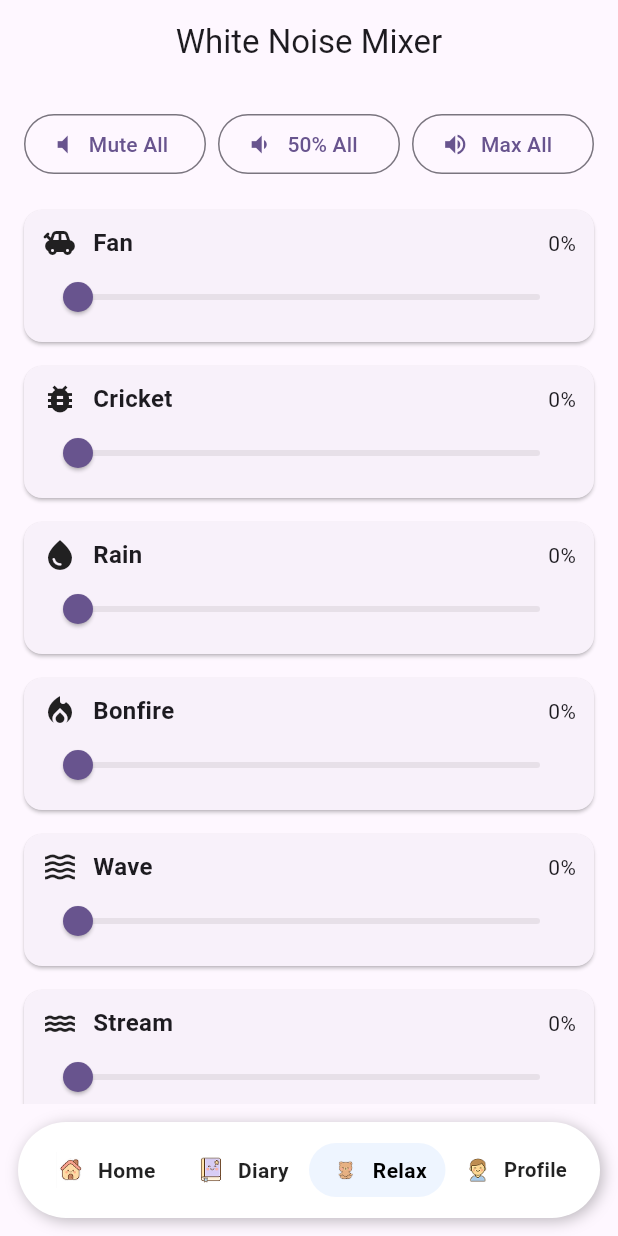
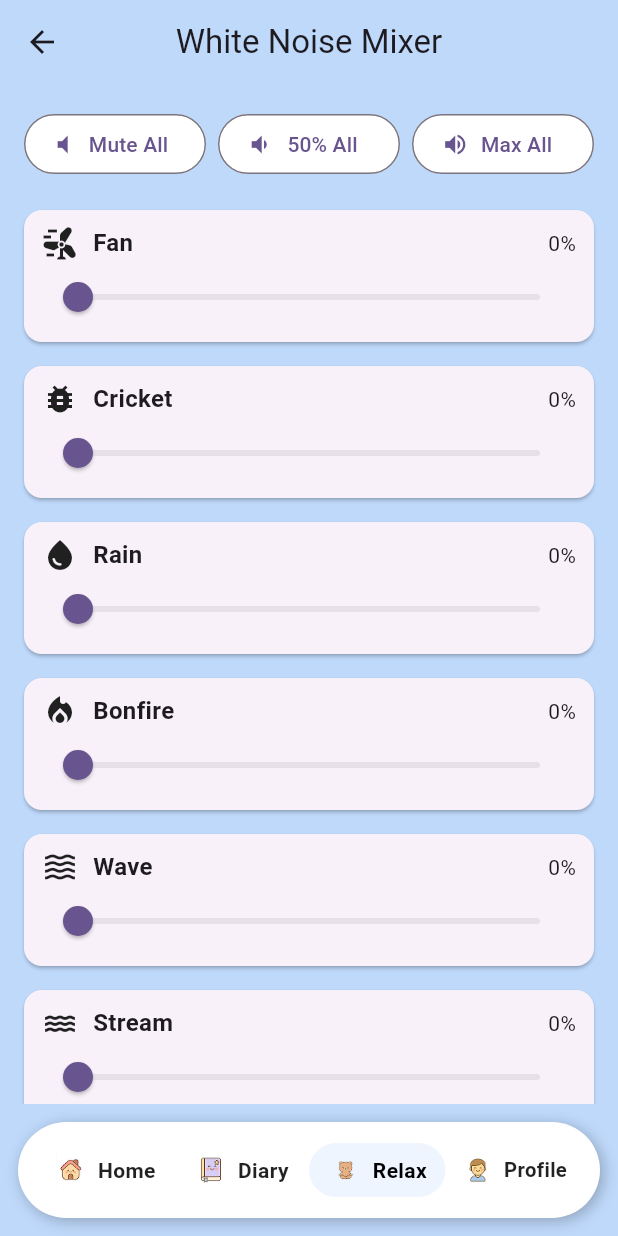
Before and after one commit to Kest-3r/cincailah, a Flutter app: the WhiteNoisePage screen opened directly, on a phone screen of 412 x 824 dp. Run offline on Flutter 3.47's test engine with Material 3 defaults, Android fonts, the phone set to English and light mode, and no system bars; our stand-ins replace cloud_firestore, firebase_auth, firebase_core, fl_chart, image_picker, just_audio and 1 more; missing offline and left inert: audio_session; accounts and stored records are empty; statements that could not run were skipped.

Commit message:
Update relax page, Added White noise mixer and update profile page

```diff
--- a/lib/pages/white_noise.dart
+++ b/lib/pages/white_noise.dart
@@ -1,7 +1,8 @@
-// lib/pages/white_noise.dart
 import 'package:flutter/material.dart';
 import 'package:shared_preferences/shared_preferences.dart';
+import 'package:just_audio/just_audio.dart';
 import '../widgets/nav.dart';
+import 'package:audio_session/audio_session.dart';
 
 class WhiteNoisePage extends StatefulWidget {
   const WhiteNoisePage({super.key});
@@ -13,37 +14,83 @@ class _NoiseItem {
   final String keyName;
   final String label;
   final IconData icon;
+  final String assetPath; // asset path for the audio
   double volume; // 0.0..1.0
-  _NoiseItem(this.keyName, this.label, this.icon, this.volume);
+  _NoiseItem(this.keyName, this.label, this.icon, this.assetPath, this.volume);
 }
 
 class _WhiteNoisePageState extends State<WhiteNoisePage> {
   final List<_NoiseItem> _items = [
-    _NoiseItem('noise_fan', 'Fan', Icons.toys, 0.0),
-    _NoiseItem('noise_cricket', 'Cricket', Icons.bug_report, 0.0),
-    _NoiseItem('noise_rain', 'Rain', Icons.water_drop, 0.0),
-    _NoiseItem('noise_bonfire', 'Bonfire', Icons.local_fire_department, 0.0),
-    _NoiseItem('noise_wave', 'Wave', Icons.waves, 0.0),
-    _NoiseItem('noise_stream', 'Stream', Icons.water, 0.0),
-    _NoiseItem('noise_bird', 'Bird', Icons.emoji_nature, 0.0),
-    _NoiseItem('noise_train', 'Train', Icons.train, 0.0),
+    _NoiseItem('noise_fan', 'Fan', Icons.wind_power, 'audio/fan.ogg', 0.0),
+    _NoiseItem(
+      'noise_cricket',
+      'Cricket',
+      Icons.bug_report,
+      'audio/cricket.ogg',
+      0.0,
+    ),
+    _NoiseItem('noise_rain', 'Rain', Icons.water_drop, 'audio/rain.ogg', 0.0),
+    _NoiseItem(
+      'noise_bonfire',
+      'Bonfire',
+      Icons.local_fire_department,
+      'audio/bonfire.ogg',
+      0.0,
+    ),
+    _NoiseItem('noise_wave', 'Wave', Icons.waves, 'audio/wave.ogg', 0.0),
+    _NoiseItem('noise_stream', 'Stream', Icons.water, 'audio/stream.ogg', 0.0),
+    _NoiseItem('noise_bird', 'Bird', Icons.emoji_nature, 'audio/bird.ogg', 0.0),
+    _NoiseItem('noise_train', 'Train', Icons.train, 'audio/train.ogg', 0.0),
   ];
 
+  final Map<String, AudioPlayer> _players = {};
+  final Map<String, String?> _errors = {}; // per-track error messages (if any)
   bool _loading = true;
 
   @override
   void initState() {
     super.initState();
-    _loadVolumes();
+    _init();
   }
 
-  Future<void> _loadVolumes() async {
+  Future<void> _init() async {
+    try {
+      // Make sure we have audio focus (prevents silent playback on some devices)
+      final session = await AudioSession.instance;
+      await session.configure(const AudioSessionConfiguration.music());
+
+      // Load saved volumes
       final sp = await SharedPreferences.getInstance();
       for (final it in _items) {
         it.volume = sp.getDouble(it.keyName) ?? 0.0;
       }
-    if (!mounted) return;
-    setState(() => _loading = false);
+
+      // Prepare each player
+      for (final it in _items) {
+        final p = AudioPlayer();
+        _players[it.keyName] = p;
+
+        try {
+          // Load the asset (OGG), then loop the single track forever
+          await p
+              .setAudioSource(AudioSource.asset(it.assetPath))
+              .timeout(const Duration(seconds: 6));
+          await p.setLoopMode(LoopMode.one); // <-- infinite loop
+          await p.setVolume(it.volume);
+
+          // Don't await play(); some emulators hang when awaiting
+          if (it.volume > 0) {
+            p.play(); // fire-and-forget
+          }
+        } catch (e, st) {
+          _errors[it.keyName] = e.toString();
+          debugPrint('WhiteNoise: failed ${it.assetPath}: $e\n$st');
+          await p.stop();
+        }
+      }
+    } finally {
+      if (mounted) setState(() => _loading = false); // spinner always stops
+    }
   }
 
   Future<void> _saveVolume(_NoiseItem it, double v) async {
@@ -51,31 +98,50 @@ class _WhiteNoisePageState extends State<WhiteNoisePage> {
     await sp.setDouble(it.keyName, v);
   }
 
-  void _setAll(double v) async {
+  Future<void> _setAll(double v) async {
     final sp = await SharedPreferences.getInstance();
-    setState(() {
     for (final it in _items) {
       it.volume = v;
-        sp.setDouble(it.keyName, v);
+      await sp.setDouble(it.keyName, v);
+
+      final p = _players[it.keyName];
+      if (p != null) {
+        if (_errors[it.keyName] != null) continue; // skip errored tracks
+        await p.setVolume(v);
+        if (v > 0 && !p.playing) {
+          await p.play();
+        } else if (v == 0 && p.playing) {
+          await p.pause();
         }
-    });
+      }
+    }
+    if (mounted) setState(() {});
+  }
+
+  @override
+  void dispose() {
+    for (final p in _players.values) {
+      p.dispose();
+    }
+    super.dispose();
   }
 
   @override
   Widget build(BuildContext context) {
     return Scaffold(
+      backgroundColor: const Color(0xFFBFD9FB),
       appBar: AppBar(
+        backgroundColor: const Color(0xFFBFD9FB),
         title: const Text('White Noise Mixer'),
         centerTitle: true,
-        automaticallyImplyLeading: false, // keep consistent with your style
+        automaticallyImplyLeading: true,
       ),
-      bottomNavigationBar: const Nav(currentIndex: 2), // Relax tab
+      bottomNavigationBar: const Nav(currentIndex: 2),
       body: _loading
           ? const Center(child: CircularProgressIndicator())
           : ListView(
               padding: const EdgeInsets.fromLTRB(16, 16, 16, 24),
               children: [
-                // Quick actions
                 Row(
                   children: [
                     Expanded(
@@ -83,6 +149,9 @@ class _WhiteNoisePageState extends State<WhiteNoisePage> {
                         onPressed: () => _setAll(0.0),
                         icon: const Icon(Icons.volume_mute),
                         label: const Text('Mute All'),
+                        style: OutlinedButton.styleFrom(
+                          backgroundColor: Colors.white,
+                        ),
                       ),
                     ),
                     const SizedBox(width: 8),
@@ -91,6 +160,9 @@ class _WhiteNoisePageState extends State<WhiteNoisePage> {
                         onPressed: () => _setAll(0.5),
                         icon: const Icon(Icons.volume_down_alt),
                         label: const Text('50% All'),
+                        style: OutlinedButton.styleFrom(
+                          backgroundColor: Colors.white,
+                        ),
                       ),
                     ),
                     const SizedBox(width: 8),
@@ -99,20 +171,37 @@ class _WhiteNoisePageState extends State<WhiteNoisePage> {
                         onPressed: () => _setAll(1.0),
                         icon: const Icon(Icons.volume_up),
                         label: const Text('Max All'),
+                        style: OutlinedButton.styleFrom(
+                          backgroundColor: Colors.white,
+                        ),
                       ),
                     ),
                   ],
                 ),
                 const SizedBox(height: 12),
 
-                // Sliders (top-to-bottom)
-                ..._items.map((it) => _NoiseSliderTile(
+                // Sliders
+                ..._items.map((it) {
+                  final hasError = _errors[it.keyName] != null;
+                  return _NoiseSliderTile(
                     item: it,
-                      onChanged: (v) {
+                    errorText: hasError ? 'Asset/load error' : null,
+                    onChanged: (v) async {
                       setState(() => it.volume = v);
-                        _saveVolume(it, v);
+                      await _saveVolume(it, v);
+
+                      final p = _players[it.keyName];
+                      if (p == null || hasError) return;
+
+                      await p.setVolume(v);
+                      if (v > 0) {
+                        if (!p.playing) await p.play(); // keep looping
+                      } else {
+                        if (p.playing) await p.pause();
+                      }
                     },
-                    )),
+                  );
+                }),
               ],
             ),
     );
@@ -122,11 +211,18 @@ class _WhiteNoisePageState extends State<WhiteNoisePage> {
 class _NoiseSliderTile extends StatelessWidget {
   final _NoiseItem item;
   final ValueChanged<double> onChanged;
-  const _NoiseSliderTile({required this.item, required this.onChanged});
+  final String? errorText; // show small error if failed to load
+  const _NoiseSliderTile({
+    required this.item,
+    required this.onChanged,
+    this.errorText,
+  });
 
   @override
   Widget build(BuildContext context) {
     final percent = (item.volume * 100).round();
+    final disabled = errorText != null;
+
     return Card(
       elevation: 1,
       margin: const EdgeInsets.symmetric(vertical: 8),
@@ -136,20 +232,33 @@ class _NoiseSliderTile extends StatelessWidget {
         child: Column(
           crossAxisAlignment: CrossAxisAlignment.start,
           children: [
-            Row(children: [
-              Icon(item.icon),
+            Row(
+              children: [
+                Icon(item.icon, color: disabled ? Colors.redAccent : null),
                 const SizedBox(width: 10),
                 Expanded(
                   child: Text(
                     item.label,
-                  style: const TextStyle(fontSize: 16, fontWeight: FontWeight.w600),
+                    style: TextStyle(
+                      fontSize: 16,
+                      fontWeight: FontWeight.w600,
+                      color: disabled ? Colors.redAccent : null,
                     ),
                   ),
-              Text('$percent%'),
-            ]),
+                ),
+                if (!disabled) Text('$percent%'),
+              ],
+            ),
+            if (disabled) ...[
+              const SizedBox(height: 6),
+              Text(
+                errorText!,
+                style: const TextStyle(color: Colors.redAccent, fontSize: 12),
+              ),
+            ],
             Slider(
               value: item.volume,
-              onChanged: onChanged,
+              onChanged: disabled ? null : onChanged,
               min: 0.0,
               max: 1.0,
             ),
--- a/pubspec.yaml
+++ b/pubspec.yaml
@@ -14,7 +14,8 @@ dependencies:
   flutter:
     sdk: flutter
   url_launcher: ^6.3.0
-
+  just_audio: ^0.9.39
+  audio_session: ^0.1.21
 
   # UI
   cupertino_icons: ^1.0.8
@@ -48,3 +49,4 @@ flutter:
   uses-material-design: true
   assets:
     - images/
+    - audio/
```
Also changed, not shown: lib/pages/relax.dart (+59 -30 lines), pubspec.lock, 17 other files. Lines whose indentation alone changed are shown as unchanged.
